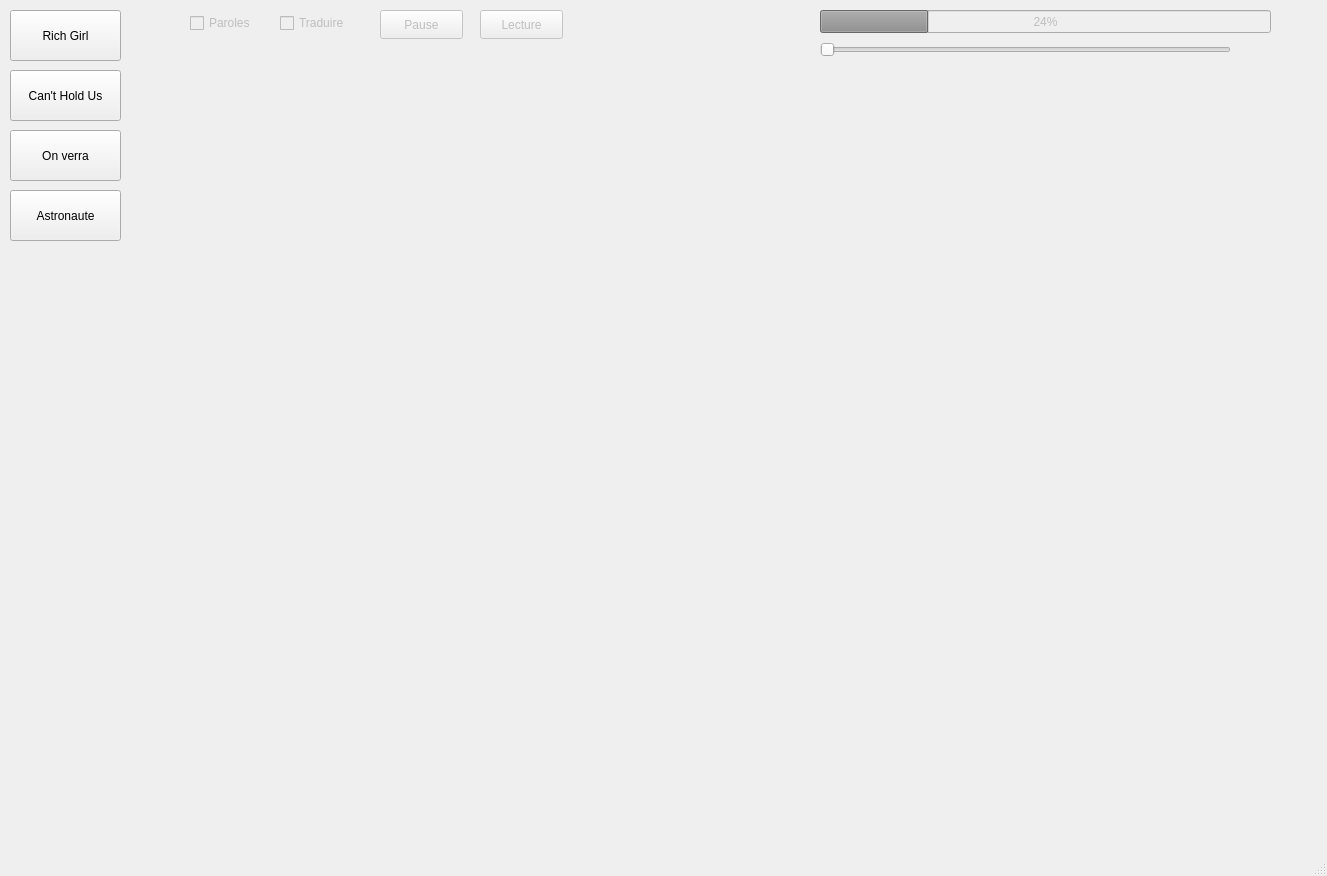
The window that Code/MusiFlow/mainwindow.ui (cegepmatane/projets-specialises-2023-fabientolsy) describes before a commit, drawn with Qt 5.
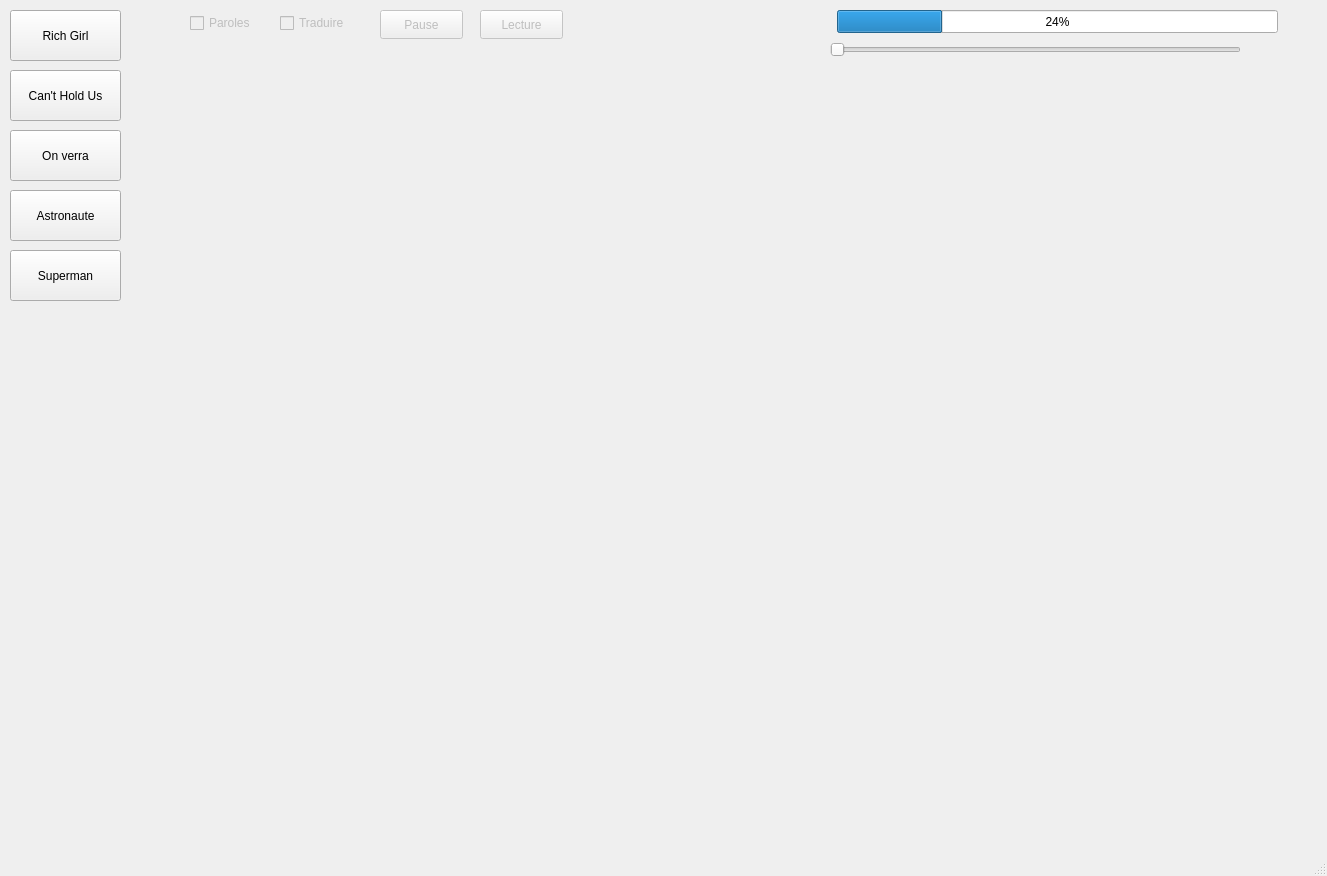
The same window after the commit.

```diff
--- a/Code/MusiFlow/mainwindow.ui
+++ b/Code/MusiFlow/mainwindow.ui
@@ -91,22 +91,6 @@
      <string>Lecture</string>
     </property>
    </widget>
-   <widget class="QProgressBar" name="progressBar">
-    <property name="enabled">
-     <bool>false</bool>
-    </property>
-    <property name="geometry">
-     <rect>
-      <x>820</x>
-      <y>10</y>
-      <width>451</width>
-      <height>23</height>
-     </rect>
-    </property>
-    <property name="value">
-     <number>24</number>
-    </property>
-   </widget>
    <widget class="QCheckBox" name="paroles">
     <property name="enabled">
      <bool>false</bool>
@@ -142,7 +126,7 @@
    <widget class="QSlider" name="horizontalSlider">
     <property name="geometry">
      <rect>
-      <x>820</x>
+      <x>830</x>
       <y>40</y>
       <width>411</width>
       <height>20</height>
@@ -200,6 +184,32 @@
      <string>Astronaute</string>
     </property>
    </widget>
+   <widget class="QPushButton" name="superman">
+    <property name="geometry">
+     <rect>
+      <x>10</x>
+      <y>250</y>
+      <width>111</width>
+      <height>51</height>
+     </rect>
+    </property>
+    <property name="text">
+     <string>Superman</string>
+    </property>
+   </widget>
+   <widget class="QProgressBar" name="progressBar">
+    <property name="geometry">
+     <rect>
+      <x>837</x>
+      <y>10</y>
+      <width>441</width>
+      <height>23</height>
+     </rect>
+    </property>
+    <property name="value">
+     <number>24</number>
+    </property>
+   </widget>
    <zorder>paroleAffichage</zorder>
    <zorder>richGirl</zorder>
    <zorder>cantHoldUs</zorder>
```
Left out of the diff: 3 changed lines with no effect on the pictures.
